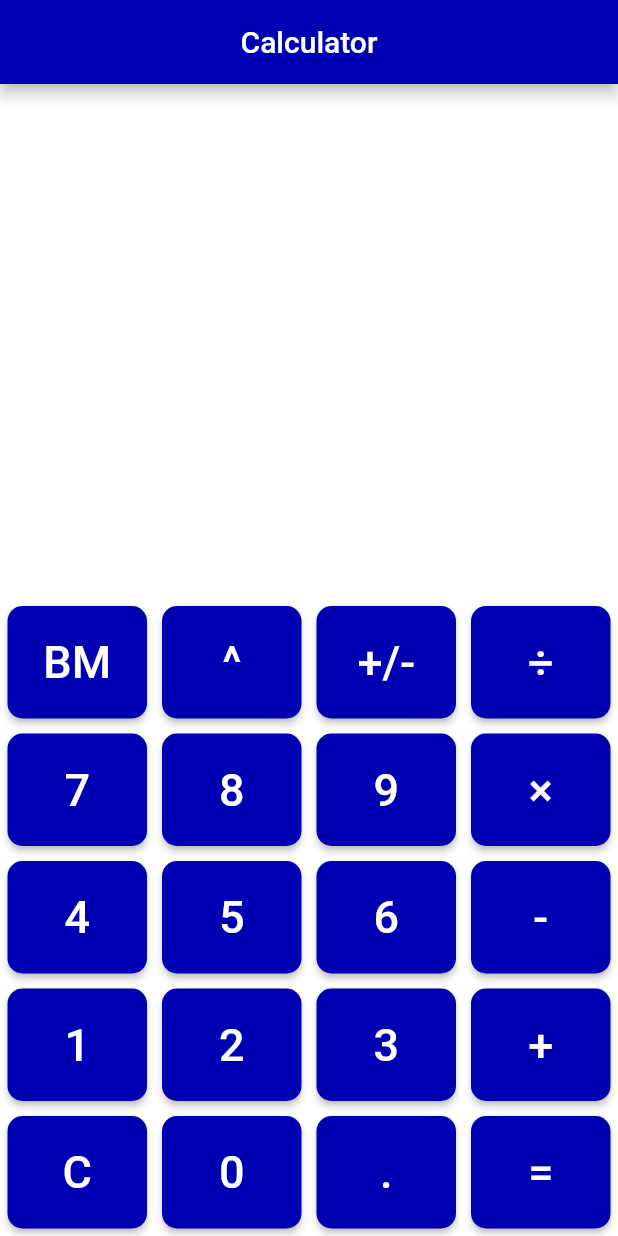
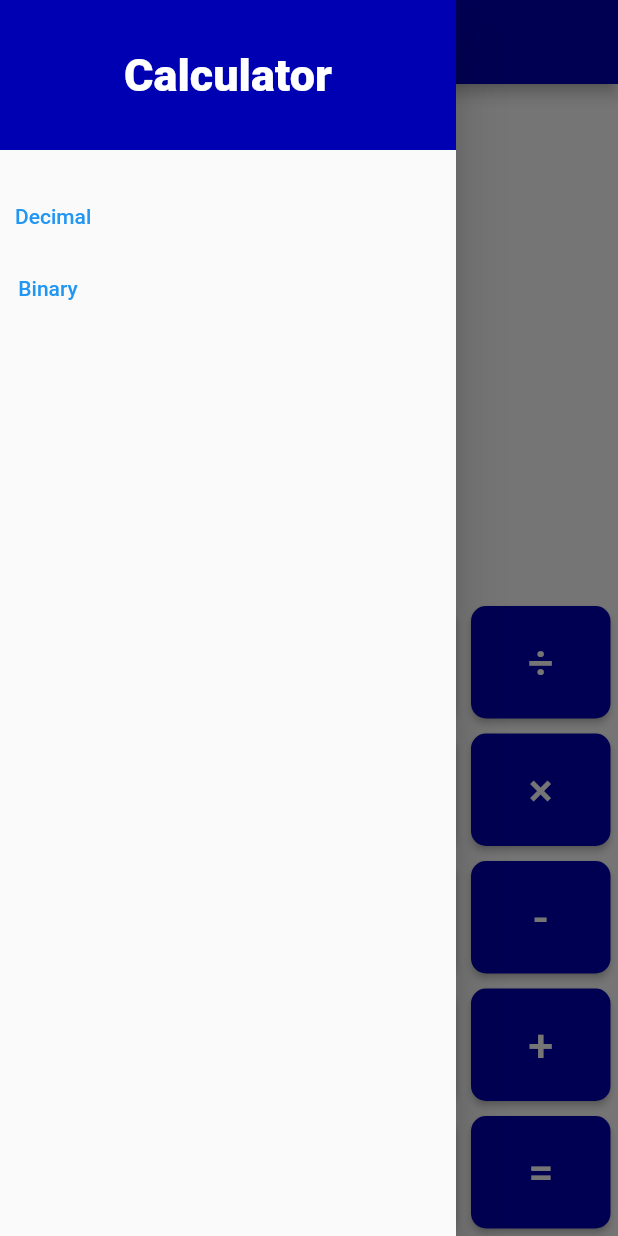
Before and after one commit to takrony9/Calculator, a Flutter app: the screen it shows after launch, with the side drawer open (before the commit the screen has no drawer), on a phone screen of 412 x 824 dp. Run offline on Flutter 3.47's test engine with Material 2 defaults, Android fonts, the phone set to English and light mode, and no system bars; missing offline and left inert: strings.

Commit message:
second commit

```diff
--- a/lib/models/logic.dart
+++ b/lib/models/logic.dart
@@ -103,6 +103,10 @@ class CalculatorLogic extends ChangeNotifier {
       temp = convert.notBites(temp);
       double result = temp.floorToDouble();
       output = result.toString();
+    } else if (input == '√') {
+      num1 = double.parse(output);
+      double temp = sqrt(num1);
+      output = temp.toString();
     } else {
       if (flag == false)
         output += input;
--- a/lib/screens/binary_screen.dart
+++ b/lib/screens/binary_screen.dart
@@ -1,3 +1,4 @@
+import '../widgets/side_drawer.dart';
 import 'package:flutter/material.dart';
 import 'package:calculator/widgets/build_button.dart';
 import 'package:calculator/models/logic.dart';
@@ -10,11 +11,11 @@ class BinaryScreen extends StatelessWidget {
     return Scaffold(
       backgroundColor: KBackgroundColor,
       appBar: AppBar(
-        leading: Container(),
         title: Text('Calculator'),
         centerTitle: true,
         backgroundColor: KButtonColor,
       ),
+      drawer: SideDrawer(),
       body: SafeArea(
         child: Column(
           children: [
@@ -38,7 +39,7 @@ class BinaryScreen extends StatelessWidget {
               children: [
                 Row(
                   children: [
-                    BuildButton('DM', false),
+                    BuildButton('√', false),
                     BuildButton('<<', false),
                     BuildButton('>>', false),
                     BuildButton('^', false),
--- a/lib/screens/decimal_screen.dart
+++ b/lib/screens/decimal_screen.dart
@@ -1,3 +1,4 @@
+import 'package:calculator/widgets/side_drawer.dart';
 import 'package:flutter/material.dart';
 import 'package:calculator/widgets/build_button.dart';
 import 'package:calculator/models/logic.dart';
@@ -14,6 +15,7 @@ class DecimalScreen extends StatelessWidget {
         centerTitle: true,
         backgroundColor: KButtonColor,
       ),
+      drawer: SideDrawer(),
       body: SafeArea(
         child: Column(
           children: [
@@ -39,7 +41,7 @@ class DecimalScreen extends StatelessWidget {
               children: [
                 Row(
                   children: [
-                    BuildButton('BM', true),
+                    BuildButton('√', true),
                     BuildButton('^', true),
                     BuildButton('+/-', true),
                     BuildButton('÷', true),
--- /dev/null
+++ b/lib/widgets/side_drawer.dart
@@ -0,0 +1,77 @@
+import 'package:flutter/material.dart';
+
+import '../screens/binary_screen.dart';
+import '../screens/decimal_screen.dart';
+import 'package:calculator/constants.dart';
+
+class SideDrawer extends StatelessWidget {
+  @override
+  Widget build(BuildContext context) {
+    return Drawer(
+      child: Column(
+        crossAxisAlignment: CrossAxisAlignment.start,
+        children: <Widget>[
+          Container(
+            height: 100,
+            width: double.infinity,
+            padding: EdgeInsets.all(20),
+            alignment: Alignment.center,
+            color: KButtonColor,
+            child: Text(
+              'Calculator',
+              style: TextStyle(
+                  fontWeight: FontWeight.w900,
+                  fontSize: 30,
+                  color: Colors.white),
+            ),
+          ),
+          SizedBox(
+            height: 20,
+          ),
+          TextButton(
+            child: Text('Decimal'),
+            onPressed: () {
+              Navigator.pushReplacement(
+                context,
+                MaterialPageRoute(builder: (context) => DecimalScreen()),
+              );
+            },
+            style: ButtonStyle(
+              padding:
+                  MaterialStateProperty.all<EdgeInsets>(EdgeInsets.all(10)),
+            ),
+          ),
+          TextButton(
+            child: Text('Binary'),
+            onPressed: () {
+              Navigator.pushReplacement(
+                context,
+                MaterialPageRoute(builder: (context) => BinaryScreen()),
+              );
+            },
+            style: ButtonStyle(
+              padding:
+                  MaterialStateProperty.all<EdgeInsets>(EdgeInsets.all(10)),
+            ),
+          ),
+          /*TextButton(
+            child: Text('Octal'),
+            onPressed: () {},
+            style: ButtonStyle(
+              padding:
+                  MaterialStateProperty.all<EdgeInsets>(EdgeInsets.all(10)),
+            ),
+          ),
+          TextButton(
+            child: Text('Hexa'),
+            onPressed: () {},
+            style: ButtonStyle(
+              padding:
+                  MaterialStateProperty.all<EdgeInsets>(EdgeInsets.all(10)),
+            ),
+          ),*/
+        ],
+      ),
+    );
+  }
+}
```
Also changed, not shown: lib/widgets/build_button.dart (+0 -12 lines), pubspec.lock.
